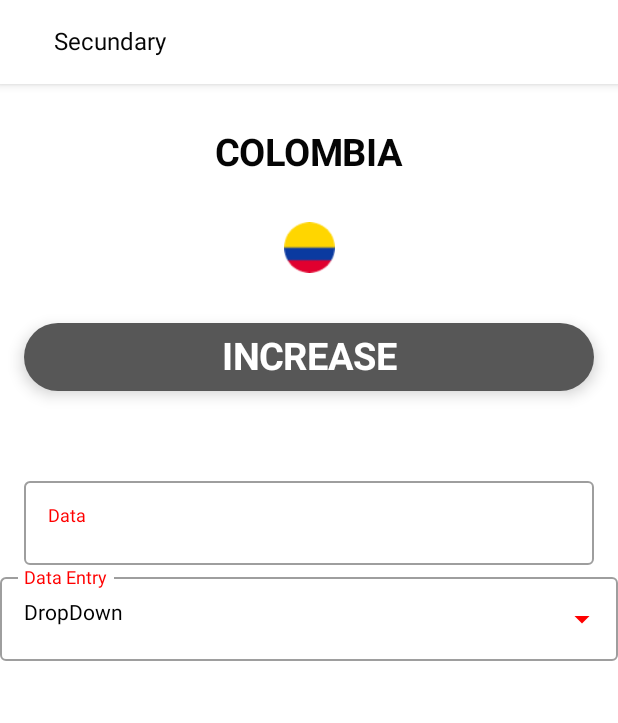
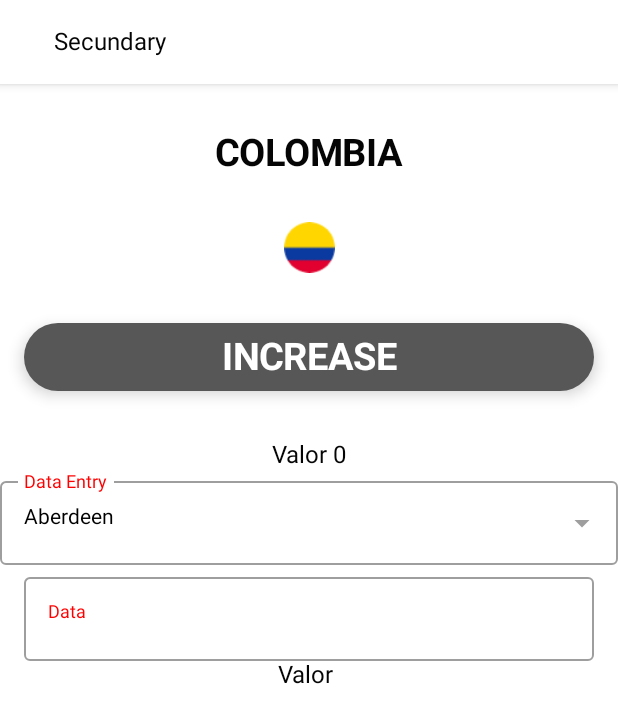
Before and after one commit to JavierCarreno1102/Platzi-Course, an Android app built with Jetpack Compose: the screen it shows after launch (MainActivity), after a tap on an icon or button, on a phone screen of 412 x 824 dp. Shown: the top 723 px of the screen. Run offline under Robolectric (Android 15) with nearby library versions, the phone set to English and light mode, and no system bars.

Commit message:
Included the dropdown field

```diff
--- a/app/src/main/java/com/sarah/testlessor/ui/components/Composables.kt
+++ b/app/src/main/java/com/sarah/testlessor/ui/components/Composables.kt
@@ -70,7 +70,7 @@ fun CustomTextField(
 
     OutlinedTextField(
 
-        value =value,
+        value = value,
         onValueChange = onValueChange,
         textStyle = TextStyle(color = Color.Black),
         label = {
@@ -105,61 +105,112 @@ fun CustomTextField(
 }
 
 //------------------------textField-------------------------------------------------
+
+
 //------------------------DropDown-------------------------------------------------
+//@Composable
+//fun DropDown(
+//    options: List<String>,
+//    value: String,
+//    placeHolder: String,
+//    onChangeValue: (String) -> Unit
+//) {
+//    var expanded by remember { mutableStateOf(false) }
+//    var textFieldSize by remember { mutableStateOf(Size.Zero) }
+//
+//    var icon = Icons.Filled.ArrowDropDown
+//
+//    Column() {
+//        CustomTextField(
+//            value = value,
+//            placeHolder = placeHolder,
+//            onValueChange = onChangeValue,
+//            enable = false,
+//            trailingIcon = {
+//                Icon(
+//                    icon,
+//                    contentDescription = null,
+//                    modifier = Modifier.clickable {
+//                        expanded = !expanded
+//                    }, tint = Color.Red
+//                )
+//            },
+//            onGlobalposition = { coordinate ->
+//                textFieldSize = coordinate.size.toSize()
+//            }
+//        )
+//        DropdownMenu(
+//            expanded = expanded,
+//            onDismissRequest = { expanded = false },
+//            modifier = Modifier.width(with(LocalDensity.current) {
+//                textFieldSize.width.toDp()
+//            })
+//        ) {
+//            options.forEach {
+//                DropdownMenuItem(onClick = {
+//                    onChangeValue(it)
+//                    expanded = !expanded
+//
+//                }) {
+//                    Text(
+//                        it,
+//                        style = MaterialTheme.typography.h5,
+//                        color = Color.Red
+//                    )
+//                }
+//
+//            }
+//
+//
+//        }
+//
+//    }
+//
+//}
+
+
+//---------------------------------------------------------
+
+//------------------------DropDown-------------------------------------------------
+@OptIn(ExperimentalMaterialApi::class)
 @Composable
-fun DropDown(
+fun DropDown2(
     options: List<String>,
-    value: String,
     placeHolder: String,
-    onChangeValue: (String) -> Unit
-) {
+    ):String {
     var expanded by remember { mutableStateOf(false) }
-    var textFieldSize by remember { mutableStateOf(Size.Zero) }
 
-    var icon = Icons.Filled.ArrowDropDown
+    var selectedOption by remember { mutableStateOf(options[0]) }
+    var seleccion by remember { mutableStateOf("") }
+    ExposedDropdownMenuBox(expanded = expanded, onExpandedChange = { expanded = !expanded }) {
+        CustomTextField(
+            value = selectedOption,
+            onValueChange = {},
+            placeHolder = placeHolder,
+            enable = false,
+            trailingIcon = { ExposedDropdownMenuDefaults.TrailingIcon(expanded = expanded) }
 
-    Column() {
-        CustomTextField(
-            value = value,
-            placeHolder = placeHolder,
-            onValueChange = onChangeValue,
-            enable = false,
-            trailingIcon = {
-                Icon(icon,
-                    contentDescription = null,
-                    modifier = Modifier.clickable {
-                        expanded = !expanded
-                    }, tint = Color.Red
-                )
-            },
-            onGlobalposition = { coordinate ->
-                textFieldSize = coordinate.size.toSize()
-            }
         )
-        DropdownMenu(
-            expanded = expanded,
-            onDismissRequest = { expanded = false },
-            modifier = Modifier.width(with(LocalDensity.current) {
-                textFieldSize.width.toDp()
-            })
-        ) {
-            options.forEach {
+        ExposedDropdownMenu(expanded = expanded, onDismissRequest = { expanded = false }) {
+            options.forEach { selectedText ->
+
                 DropdownMenuItem(onClick = {
-                    onChangeValue(it)
-                    expanded = !expanded
+                    selectedOption = selectedText
+                    seleccion=selectedText
+                    expanded = false
+                }) {
+                    Text(text = selectedText, color = Color.Black)
 
-                }) {
-                    Text(it,
-                        style = MaterialTheme.typography.h5,
-                        color = Color.Red)
+
                 }
 
+
             }
+        }
+    }
 
+    return seleccion
 
-        }
-
-    }
 
 }
 
@@ -183,8 +234,8 @@ val cities = listOf(
 fun ComponsablePreviews() {
     TestLessorTheme {
         //CustomButton(label = "TEST") {}
-        CustomTextField(value = "Test3", placeHolder = "data entry") {}
-
+        //CustomTextField(value = "Test3", placeHolder = "data entry") {}
+        DropDown2(options = cities,"")
 
 //        DropDown(cities, "", "Data Entry") {}
 
--- a/app/src/main/java/com/sarah/testlessor/ui/screens/DetailScreen.kt
+++ b/app/src/main/java/com/sarah/testlessor/ui/screens/DetailScreen.kt
@@ -80,14 +80,15 @@ fun DetailScreen(navController: NavController, text: String?,flag:Int?) {
             }
 
             Spacer(modifier = Modifier.padding(16.dp))
-            Text("Valor $increase")
+            Text("Valor $increase",color = MaterialTheme.colors.onBackground)
+            fieldValue=DropDown2(cities, "Data Entry")
             Box(modifier = Modifier
                 .fillMaxWidth()
                 .padding(start=16.dp,end=16.dp) ){
                CustomTextField(value = fieldValue, placeHolder = "Data") {}
             }
+            Text("Valor $fieldValue", color = MaterialTheme.colors.onBackground)
 
-            DropDown(cities, "DropDown", "Data Entry") {}
 
 
 
```
